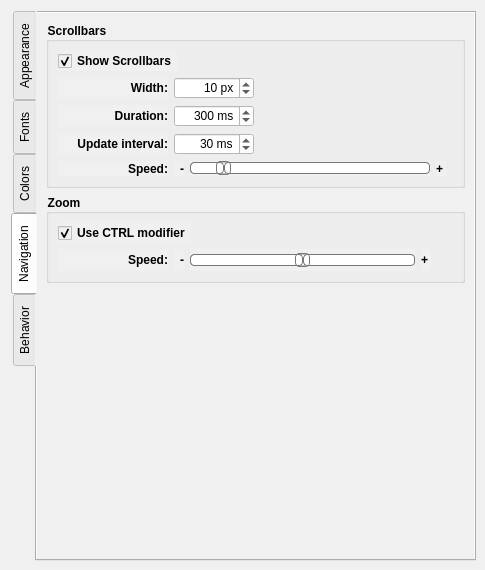
Qt form src/app/seamly2d/dialogs/configpages/preferencesgraphicsviewpage.ui (FashionFreedom/Seamly2D) before a commit.
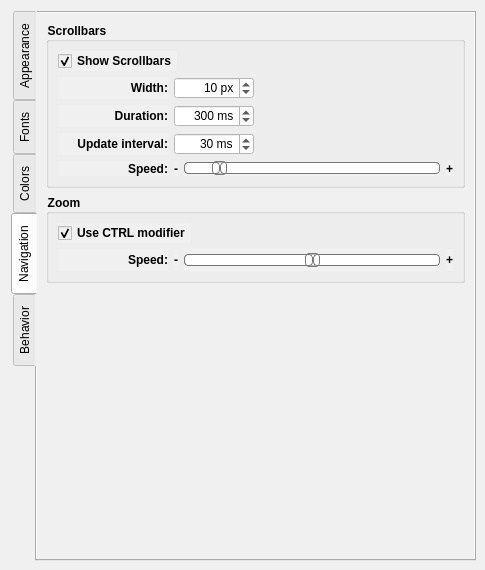
The same form after that commit. The open tabs and pages were chosen to show the change. Custom widgets are drawn as their Qt base class.

Patch:
```diff
--- a/src/app/seamly2d/dialogs/configpages/preferencesgraphicsviewpage.ui
+++ b/src/app/seamly2d/dialogs/configpages/preferencesgraphicsviewpage.ui
@@ -2074,7 +2074,7 @@
                 </property>
                 <property name="maximumSize">
                  <size>
-                  <width>240</width>
+                  <width>16777215</width>
                   <height>16777215</height>
                  </size>
                 </property>
@@ -2303,7 +2303,7 @@
                 </property>
                 <property name="maximumSize">
                  <size>
-                  <width>225</width>
+                  <width>16777215</width>
                   <height>16777215</height>
                  </size>
                 </property>
```
Left out of the diff: 3 changed lines with no effect on the pictures.
